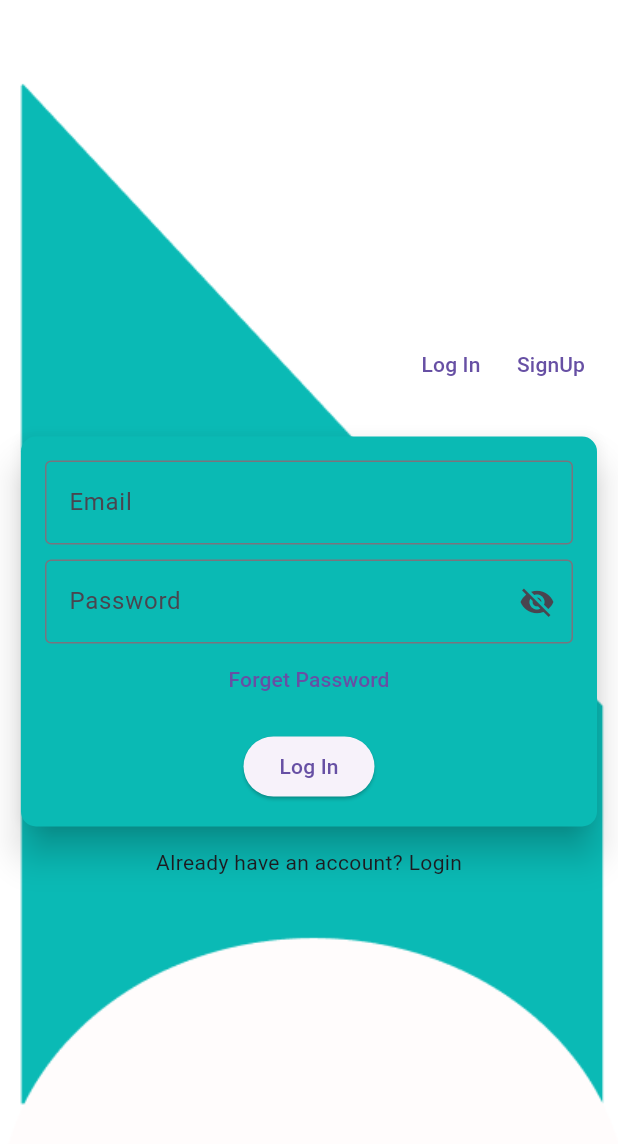
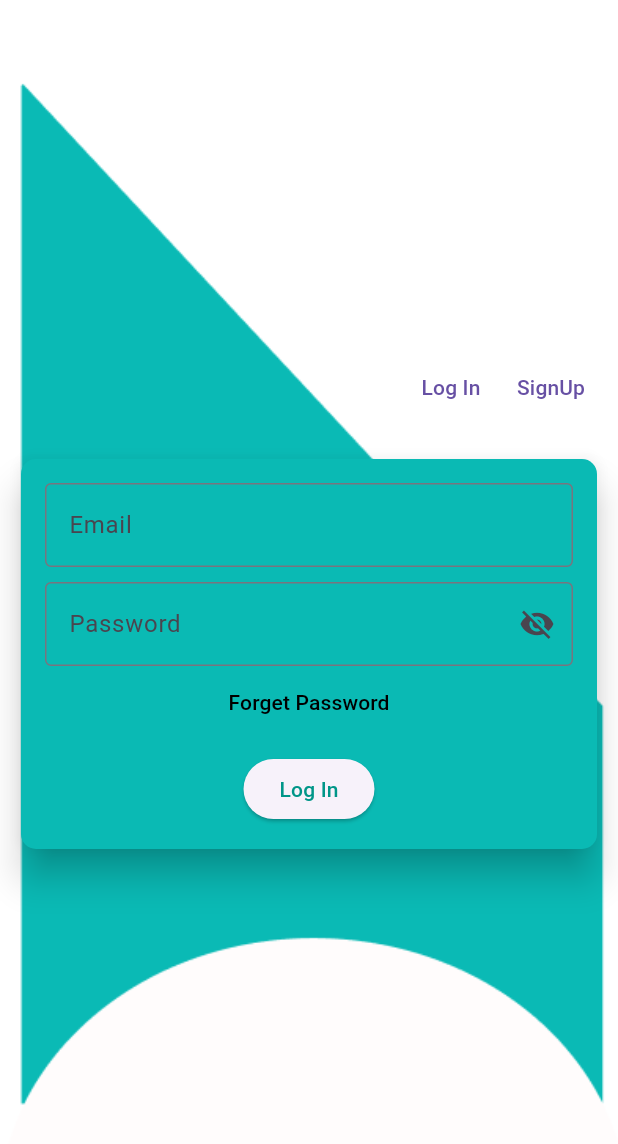
Before and after one commit to OmerFShuhag/Insight, a Flutter app: the screen it shows after launch, after a tap on "Skip", after a tap on "Done", on a phone screen of 412 x 824 dp. Shown: the top 1144 px of the screen. Run offline on Flutter 3.47's test engine with Material 3 defaults, Android fonts, the phone set to English and light mode, and no system bars; our stand-ins replace cloud_firestore, curved_navigation_bar, firebase_auth, firebase_core, fluttertoast, google_generative_ai and 2 more; accounts and stored records are empty.

Commit message:
Refactor login and intro screens for improved animation timing and code clarity

```diff
--- a/lib/intro/login.dart
+++ b/lib/intro/login.dart
@@ -42,7 +42,6 @@ class _LoginState extends State<Login> {
                 const SizedBox(height: 20),
                 _buildLoginCard(context),
                 const SizedBox(height: 10),
-                _buildFooterText(),
                 const SizedBox(height: 10),
               ],
             ),
@@ -52,7 +51,6 @@ class _LoginState extends State<Login> {
     );
   }
 
-  // Widget for top navigation buttons (Login and SignUp)
   Widget _buildTopNavigation() {
     return Row(
       mainAxisAlignment: MainAxisAlignment.end,
@@ -144,11 +142,13 @@ class _LoginState extends State<Login> {
       onPressed: () {
         Navigator.pushReplacementNamed(context, '/forgetPassword');
       },
-      child: const Text("Forget Password"),
+      child: const Text(
+        "Forget Password",
+        style: TextStyle(color: Colors.black),
+      ),
     );
   }
 
-  // Widget for the login button
   Widget _buildLoginButton(BuildContext context) {
     return ElevatedButton(
       onPressed: () async {
@@ -160,17 +160,10 @@ class _LoginState extends State<Login> {
           );
         }
       },
-      child: const Text('Log In'),
-    );
-  }
-
-  // Widget for footer text
-  Widget _buildFooterText() {
-    return const Column(
-      children: [
-        Text('Already have an account? Login'),
-        SizedBox(height: 10),
-      ],
+      child: const Text(
+        'Log In',
+        style: TextStyle(color: Colors.teal),
+      ),
     );
   }
 }
--- a/lib/intro_screens/intro_page_1.dart
+++ b/lib/intro_screens/intro_page_1.dart
@@ -5,7 +5,8 @@ class IntroPage1 extends StatefulWidget {
   _IntroPage1State createState() => _IntroPage1State();
 }
 
-class _IntroPage1State extends State<IntroPage1> with SingleTickerProviderStateMixin {
+class _IntroPage1State extends State<IntroPage1>
+    with SingleTickerProviderStateMixin {
   late AnimationController _controller;
   late Animation<double> _fadeAnimation;
   late Animation<Offset> _slideAnimation;
@@ -15,18 +16,19 @@ class _IntroPage1State extends State<IntroPage1> with SingleTickerProviderStateM
     super.initState();
     _controller = AnimationController(
       vsync: this,
-      duration: const Duration(milliseconds: 500),
+      duration: const Duration(milliseconds: 200),
     );
 
     _fadeAnimation = Tween<double>(begin: 0.0, end: 1.0).animate(
       CurvedAnimation(parent: _controller, curve: Curves.easeOut),
     );
 
-    _slideAnimation = Tween<Offset>(begin: const Offset(0, 1), end: Offset.zero).animate(
+    _slideAnimation =
+        Tween<Offset>(begin: const Offset(0, 1), end: Offset.zero).animate(
       CurvedAnimation(parent: _controller, curve: Curves.easeOut),
     );
 
-    Future.delayed(const Duration(milliseconds: 500), () {
+    Future.delayed(const Duration(milliseconds: 200), () {
       _controller.forward();
     });
   }
--- a/lib/intro_screens/intro_page_2.dart
+++ b/lib/intro_screens/intro_page_2.dart
@@ -5,13 +5,14 @@ class IntroPage2 extends StatefulWidget {
   _IntroPage2State createState() => _IntroPage2State();
 }
 
-class _IntroPage2State extends State<IntroPage2> with SingleTickerProviderStateMixin {
+class _IntroPage2State extends State<IntroPage2>
+    with SingleTickerProviderStateMixin {
   double opacityLevel = 0.0;
 
   @override
   void initState() {
     super.initState();
-    Future.delayed(const Duration(milliseconds: 500), () {
+    Future.delayed(const Duration(milliseconds: 200), () {
       setState(() {
         opacityLevel = 1.0;
       });
@@ -37,7 +38,7 @@ class _IntroPage2State extends State<IntroPage2> with SingleTickerProviderStateM
         child: Center(
           child: TweenAnimationBuilder(
             tween: Tween<Offset>(begin: const Offset(0, 1), end: Offset.zero),
-            duration: const Duration(milliseconds: 500),
+            duration: const Duration(milliseconds: 200),
             curve: Curves.easeOut,
             builder: (context, Offset offset, child) {
               return Transform.translate(
--- a/lib/intro_screens/intro_page_3.dart
+++ b/lib/intro_screens/intro_page_3.dart
@@ -5,7 +5,8 @@ class IntroPage3 extends StatefulWidget {
   _IntroPage3State createState() => _IntroPage3State();
 }
 
-class _IntroPage3State extends State<IntroPage3> with SingleTickerProviderStateMixin {
+class _IntroPage3State extends State<IntroPage3>
+    with SingleTickerProviderStateMixin {
   late AnimationController _controller;
   late Animation<double> _fadeAnimation;
   late Animation<Offset> _slideAnimation;
@@ -17,24 +18,25 @@ class _IntroPage3State extends State<IntroPage3> with SingleTickerProviderStateM
     super.initState();
     _controller = AnimationController(
       vsync: this,
-      duration: Duration(milliseconds: 800),
+      duration: Duration(milliseconds: 100),
     );
 
     _fadeAnimation = Tween<double>(begin: 0.0, end: 1.0).animate(
       CurvedAnimation(parent: _controller, curve: Curves.easeOut),
     );
 
-    _slideAnimation = Tween<Offset>(begin: Offset(0, 1), end: Offset(0, 0)).animate(
+    _slideAnimation =
+        Tween<Offset>(begin: Offset(0, 1), end: Offset(0, 0)).animate(
       CurvedAnimation(parent: _controller, curve: Curves.easeOut),
     );
 
-    Future.delayed(Duration(seconds: 6), () {
+    Future.delayed(Duration(seconds: 3), () {
       setState(() {
-        isDoneVisible = true;  // Make "Done" button visible after 6 seconds
+        isDoneVisible = true; // Make "Done" button visible after 6 seconds
       });
     });
 
-    Future.delayed(Duration(milliseconds: 500), () {
+    Future.delayed(Duration(milliseconds: 200), () {
       _controller.forward();
     });
   }
@@ -51,11 +53,7 @@ class _IntroPage3State extends State<IntroPage3> with SingleTickerProviderStateM
       body: Container(
         decoration: BoxDecoration(
           gradient: LinearGradient(
-            colors: [
-              Color(0xFF048C87),
-              Color(0xFF00BBB4),
-              Color(0xFF004E64)
-            ],
+            colors: [Color(0xFF048C87), Color(0xFF00BBB4), Color(0xFF004E64)],
             begin: Alignment.topLeft,
             end: Alignment.bottomRight,
           ),
```
